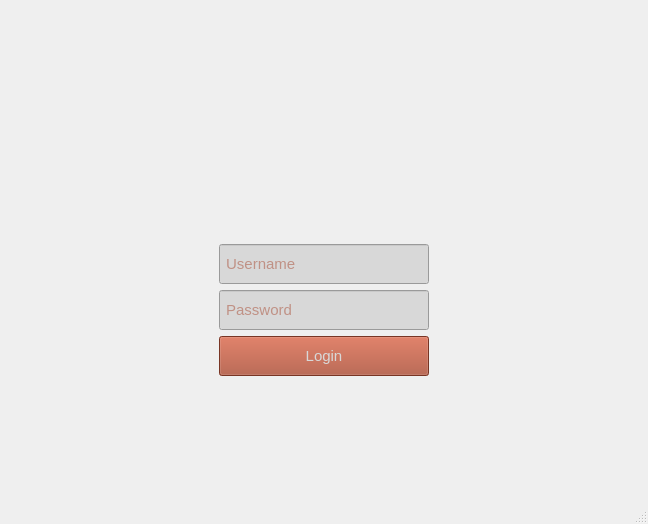
Above: mainwindow.ui from Nilsae/LibraryManagementSystem before the change. Below: the same form after it.
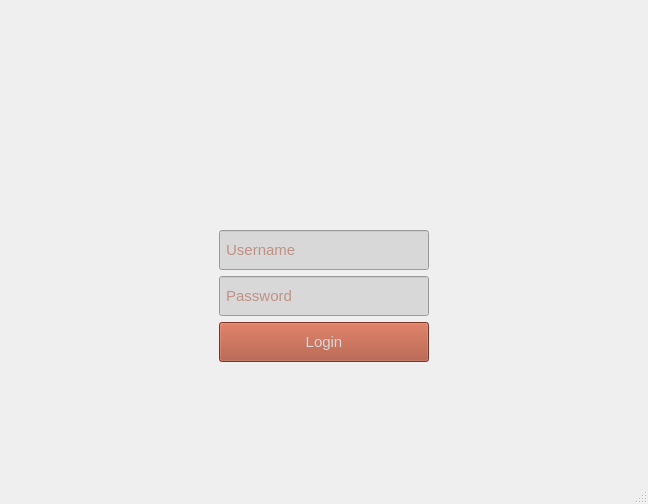
That is the form after the change. Icons and pictures are not drawn.

Patch:
```diff
--- a/mainwindow.ui
+++ b/mainwindow.ui
@@ -7,7 +7,7 @@
     <x>0</x>
     <y>0</y>
     <width>648</width>
-    <height>524</height>
+    <height>504</height>
    </rect>
   </property>
   <property name="windowTitle">
```
Left out of the diff: 10 changed lines with no effect on the pictures.
